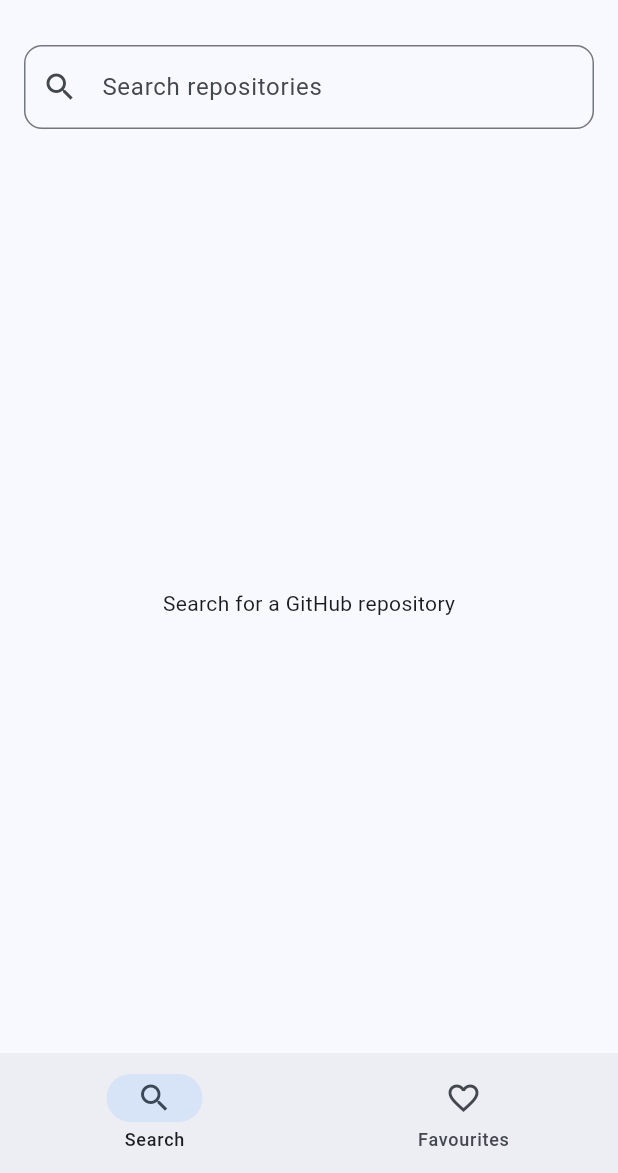
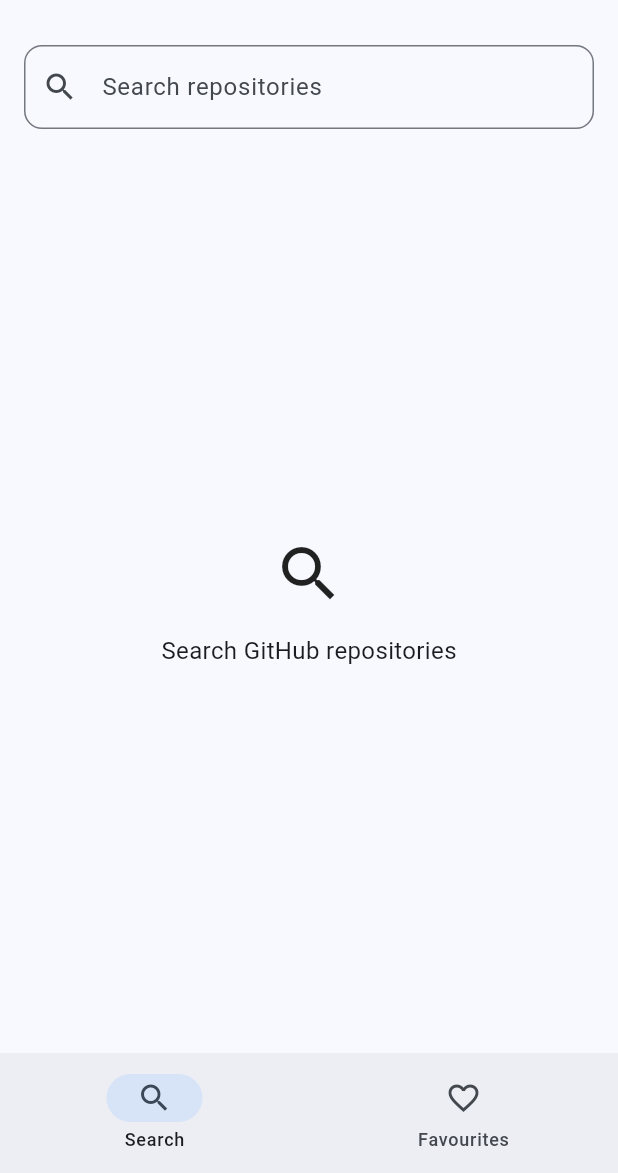
Before and after one commit to laknaremote-byte/github-repo-explorer, a Flutter app: the screen it shows after launch, on a phone screen of 412 x 824 dp, the part 63-1236 px from its top. Run offline on Flutter 3.47's test engine with Material 3 defaults, Android fonts, the phone set to English and light mode, and no system bars; our stand-ins replace dio.

Commit message:
Complete repository search states

```diff
--- a/lib/providers/search_provider.dart
+++ b/lib/providers/search_provider.dart
@@ -51,6 +51,7 @@
     }
 
     _query = trimmedQuery;
+    _repositories = [];
     _status = SearchStatus.loading;
     _errorMessage = null;
     notifyListeners();
--- a/lib/screens/search_screen.dart
+++ b/lib/screens/search_screen.dart
@@ -54,7 +54,20 @@
                 switch (provider.status) {
                   case SearchStatus.idle:
                     return const Center(
-                      child: Text('Search for a GitHub repository'),
+                      child: Column(
+                        mainAxisAlignment: MainAxisAlignment.center,
+                        children: [
+                          Icon(
+                            Icons.search,
+                            size: 48,
+                          ),
+                          SizedBox(height: 16),
+                          Text(
+                            'Search GitHub repositories',
+                            style: TextStyle(fontSize: 16),
+                          ),
+                        ],
+                      ),
                     );
 
                   case SearchStatus.loading:
@@ -64,14 +77,44 @@
 
                   case SearchStatus.empty:
                     return const Center(
-                      child: Text('No repositories found'),
+                      child: Column(
+                        mainAxisAlignment: MainAxisAlignment.center,
+                        children: [
+                          Icon(
+                            Icons.search_off,
+                            size: 48,
+                          ),
+                          SizedBox(height: 16),
+                          Text(
+                            'No repositories found',
+                            style: TextStyle(fontSize: 16),
+                          ),
+                        ],
+                      ),
                     );
 
                   case SearchStatus.error:
                     return Center(
-                      child: Text(
-                        provider.errorMessage ??
-                            'Something went wrong.',
+                      child: Column(
+                        mainAxisAlignment: MainAxisAlignment.center,
+                        children: [
+                          const Icon(
+                            Icons.error_outline,
+                            size: 48,
+                          ),
+                          const SizedBox(height: 16),
+                          Text(
+                            provider.errorMessage ?? 'Something went wrong',
+                            textAlign: TextAlign.center,
+                          ),
+                          const SizedBox(height: 16),
+                          FilledButton(
+                            onPressed: () {
+                              provider.search(provider.query);
+                            },
+                            child: const Text('Retry'),
+                          ),
+                        ],
                       ),
                     );
 
```
